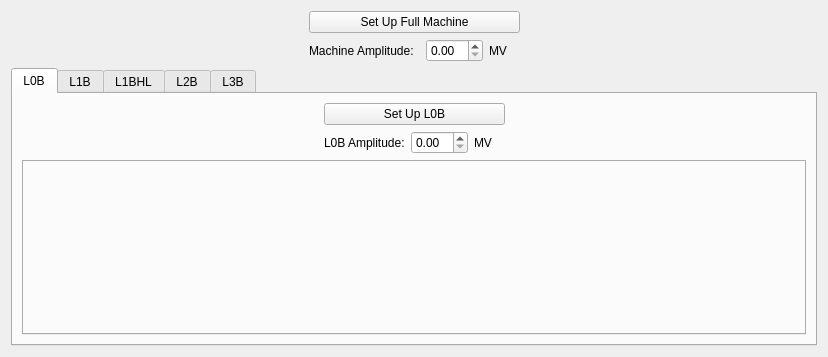
Above: setup.ui from slaclab/srf_auto_setup before the change. Below: the same form after it.
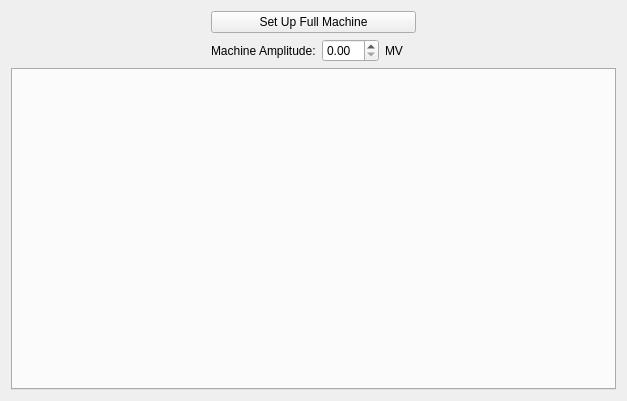
That is the form after the change. Custom widgets are drawn as their Qt base class.

Commit message: first pass at front end done

Diff of the .ui file:
```diff
--- a/setup.ui
+++ b/setup.ui
@@ -6,15 +6,15 @@
    <rect>
     <x>0</x>
     <y>0</y>
-    <width>828</width>
-    <height>357</height>
+    <width>627</width>
+    <height>401</height>
    </rect>
   </property>
   <property name="windowTitle">
    <string>Form</string>
   </property>
   <layout class="QGridLayout" name="gridLayout">
-   <item row="1" column="6">
+   <item row="1" column="5">
     <spacer name="horizontalSpacer_6">
      <property name="orientation">
       <enum>Qt::Horizontal</enum>
@@ -27,7 +27,7 @@
      </property>
     </spacer>
    </item>
-   <item row="0" column="6">
+   <item row="0" column="5">
     <spacer name="horizontalSpacer_2">
      <property name="orientation">
       <enum>Qt::Horizontal</enum>
@@ -40,133 +40,23 @@
      </property>
     </spacer>
    </item>
-   <item row="2" column="0" colspan="7">
-    <widget class="QTabWidget" name="tabWidget_linac">
-     <property name="currentIndex">
-      <number>0</number>
-     </property>
-     <widget class="QWidget" name="tab_3">
-      <attribute name="title">
-       <string>L0B</string>
-      </attribute>
-      <layout class="QGridLayout" name="gridLayout_6">
-       <item row="1" column="3">
-        <widget class="QLabel" name="label_6">
-         <property name="text">
-          <string>MV</string>
-         </property>
-        </widget>
-       </item>
-       <item row="1" column="1">
-        <widget class="QLabel" name="label_3">
-         <property name="text">
-          <string>L0B Amplitude:</string>
-         </property>
-        </widget>
-       </item>
-       <item row="0" column="5">
-        <spacer name="horizontalSpacer_4">
-         <property name="orientation">
-          <enum>Qt::Horizontal</enum>
-         </property>
-         <property name="sizeHint" stdset="0">
-          <size>
-           <width>40</width>
-           <height>20</height>
-          </size>
-         </property>
-        </spacer>
-       </item>
-       <item row="0" column="0">
-        <spacer name="horizontalSpacer_3">
-         <property name="orientation">
-          <enum>Qt::Horizontal</enum>
-         </property>
-         <property name="sizeHint" stdset="0">
-          <size>
-           <width>40</width>
-           <height>20</height>
-          </size>
-         </property>
-        </spacer>
-       </item>
-       <item row="1" column="2">
-        <widget class="QDoubleSpinBox" name="doubleSpinBox"/>
-       </item>
-       <item row="0" column="1" colspan="4">
-        <widget class="QPushButton" name="l0bSetupButton">
-         <property name="text">
-          <string>Set Up L0B</string>
-         </property>
-        </widget>
-       </item>
-       <item row="1" column="4">
-        <widget class="PyDMLabel" name="PyDMLabel_2">
-         <property name="toolTip">
-          <string/>
-         </property>
-        </widget>
-       </item>
-       <item row="1" column="5">
-        <spacer name="horizontalSpacer_8">
-         <property name="orientation">
-          <enum>Qt::Horizontal</enum>
-         </property>
-         <property name="sizeHint" stdset="0">
-          <size>
-           <width>40</width>
-           <height>20</height>
-          </size>
-         </property>
-        </spacer>
-       </item>
-       <item row="1" column="0">
-        <spacer name="horizontalSpacer_7">
-         <property name="orientation">
-          <enum>Qt::Horizontal</enum>
-         </property>
-         <property name="sizeHint" stdset="0">
-          <size>
-           <width>40</width>
-           <height>20</height>
-          </size>
-         </property>
-        </spacer>
-       </item>
-       <item row="2" column="0" colspan="6">
-        <widget class="QTabWidget" name="tabWidget_l0b">
-         <property name="currentIndex">
-          <number>-1</number>
-         </property>
-        </widget>
-       </item>
-      </layout>
-     </widget>
-     <widget class="QWidget" name="tab">
-      <attribute name="title">
-       <string>L1B</string>
-      </attribute>
-     </widget>
-     <widget class="QWidget" name="tab_4">
-      <attribute name="title">
-       <string>L1BHL</string>
-      </attribute>
-     </widget>
-     <widget class="QWidget" name="tab_2">
-      <attribute name="title">
-       <string>L2B</string>
-      </attribute>
-     </widget>
-     <widget class="QWidget" name="tab_5">
-      <attribute name="title">
-       <string>L3B</string>
-      </attribute>
-     </widget>
-    </widget>
-   </item>
-   <item row="1" column="3">
+   <item row="1" column="2">
     <widget class="QDoubleSpinBox" name="doubleSpinBox_2"/>
    </item>
+   <item row="1" column="4">
+    <widget class="PyDMLabel" name="PyDMLabel">
+     <property name="toolTip">
+      <string/>
+     </property>
+    </widget>
+   </item>
+   <item row="0" column="1" colspan="4">
+    <widget class="QPushButton" name="machineSetupButton">
+     <property name="text">
+      <string>Set Up Full Machine</string>
+     </property>
+    </widget>
+   </item>
    <item row="1" column="0">
     <spacer name="horizontalSpacer_5">
      <property name="orientation">
@@ -180,7 +70,7 @@
      </property>
     </spacer>
    </item>
-   <item row="1" column="4">
+   <item row="1" column="3">
     <widget class="QLabel" name="label_5">
      <property name="text">
       <string>MV</string>
@@ -207,19 +97,8 @@
      </property>
     </spacer>
    </item>
-   <item row="1" column="5">
-    <widget class="PyDMLabel" name="PyDMLabel">
-     <property name="toolTip">
-      <string/>
-     </property>
-    </widget>
-   </item>
-   <item row="0" column="1" colspan="5">
-    <widget class="QPushButton" name="machineSetupButton">
-     <property name="text">
-      <string>Set Up Full Machine</string>
-     </property>
-    </widget>
+   <item row="2" column="0" colspan="6">
+    <widget class="QTabWidget" name="tabWidget_linac"/>
    </item>
   </layout>
  </widget>
```
Left out of the diff: 2 changed lines with no effect on the pictures. The commit also changes 1 other file.
